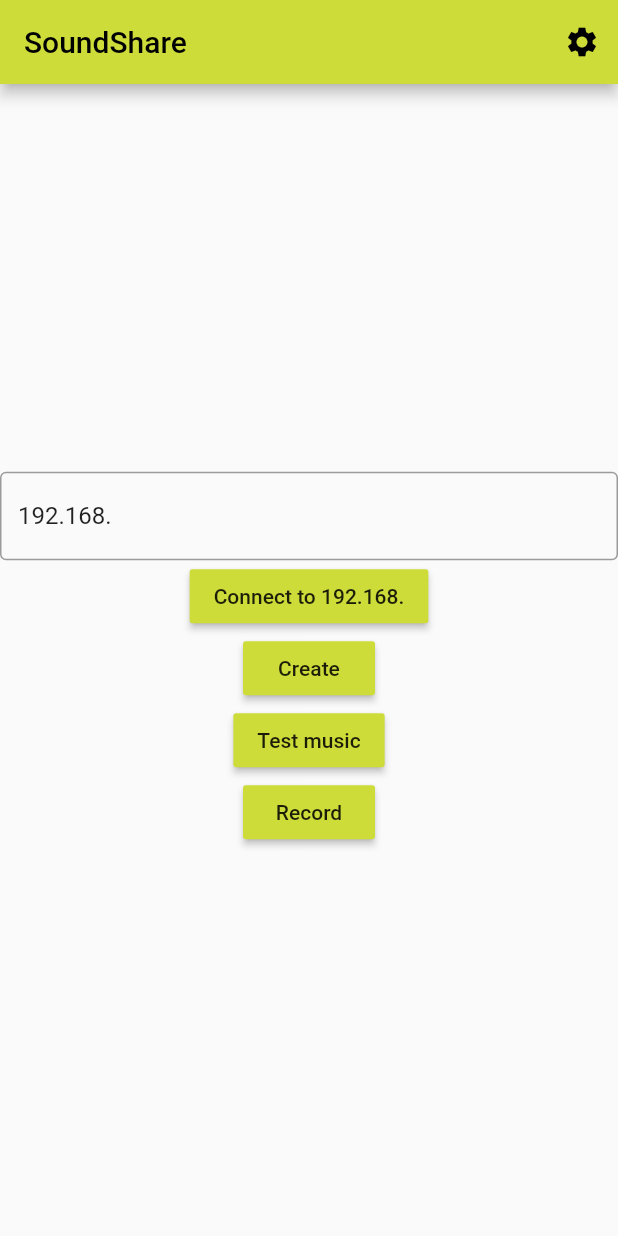
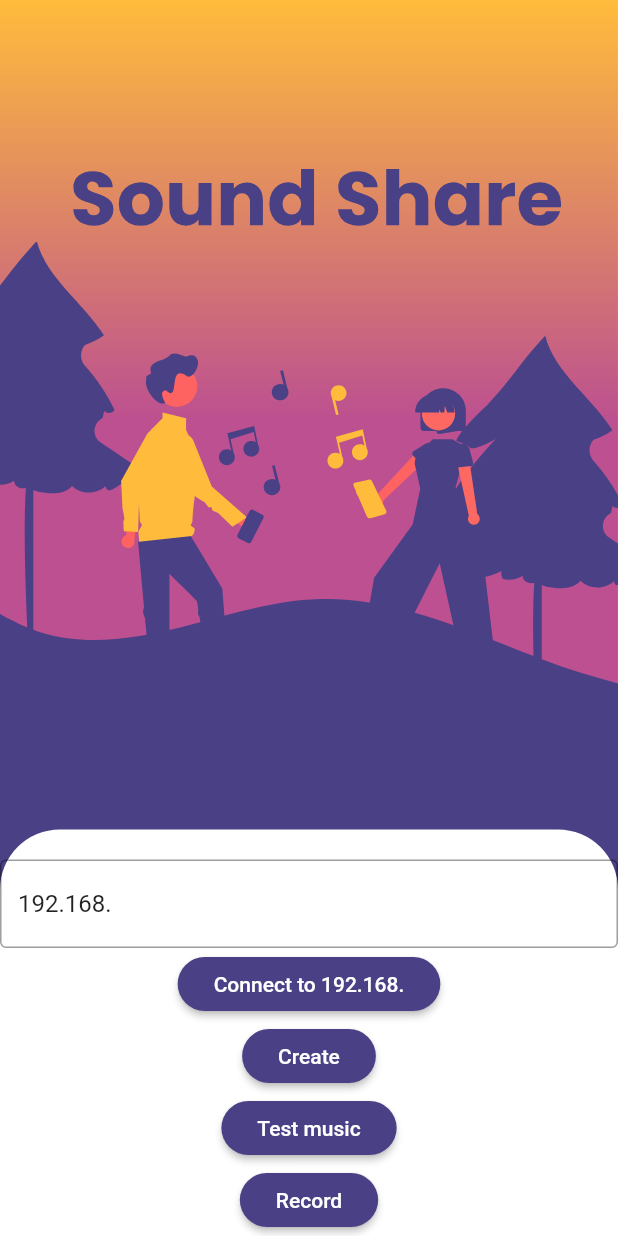
Before and after one commit to SpeeritX/SoundShare, a Flutter app: the screen it shows after launch, on a phone screen of 412 x 824 dp. Run offline on Flutter 3.47's test engine with Material 2 defaults, Android fonts, the phone set to English and light mode, and no system bars; our stand-ins replace file_picker, flutter_svg, freezed_annotation, just_audio, logger, rxdart; missing offline and left inert: id3, media_info, noise_meter, security_scoped_resource.

Commit message:
Add background to the main page

```diff
--- a/lib/main.dart
+++ b/lib/main.dart
@@ -14,8 +14,10 @@ class MyApp extends StatelessWidget {
     return MaterialApp(
       title: 'SoundShare',
       theme: ThemeData(
-        primarySwatch: AppColors.primary,
-      ),
+          buttonTheme: const ButtonThemeData(
+        buttonColor: AppColors.primary,
+        textTheme: ButtonTextTheme.primary,
+      )),
       home: const SplashScreen(),
     );
   }
--- a/lib/ui/screens/home/home_screen.dart
+++ b/lib/ui/screens/home/home_screen.dart
@@ -1,10 +1,11 @@
 import 'package:flutter/material.dart';
+import 'package:flutter_svg/svg.dart';
 import 'package:sound_share/domain/network/p2p/p2p_network.dart';
 import 'package:sound_share/ui/screens/home/record_screen.dart';
 import 'package:sound_share/ui/screens/player/music_test_screen.dart';
 import 'package:sound_share/ui/screens/player/player_screen.dart';
-import 'package:sound_share/ui/screens/settings/settings_screen.dart';
-import 'package:sound_share/ui/widgets/buttons/primary_full_button.dart';
+
+import '../../widgets/buttons/primary_full_button.dart';
 
 class HomeScreen extends StatefulWidget {
   const HomeScreen({Key? key}) : super(key: key);
@@ -31,24 +32,28 @@ class _HomeScreenState extends State<HomeScreen> {
   @override
   Widget build(BuildContext context) {
     return Scaffold(
-      appBar: AppBar(
-        title: const Text("SoundShare"),
-        actions: [
-          IconButton(
-            onPressed: () {
-              Navigator.of(context).push(MaterialPageRoute(
-                  builder: (context) => const SettingsScreen()));
-            },
-            icon: const Icon(Icons.settings),
-          )
-        ],
+      body: Stack(
+        // alignment: Alignment.topCenter,
+        children: <Widget>[
+          Positioned.fill(
+            child: SvgPicture.asset(
+              'assets/MainPage.svg',
+              alignment: Alignment.topCenter,
+              fit: BoxFit.cover,
             ),
-      body: SizedBox(
-        width: double.infinity,
+          ),
+          Positioned.fill(
+            child: Align(
+              alignment: Alignment.bottomCenter,
+              child: Container(
+                padding: const EdgeInsets.only(top: 20),
+                decoration: const BoxDecoration(
+                    color: Colors.white,
+                    borderRadius: BorderRadius.only(
+                        topLeft: Radius.circular(40),
+                        topRight: Radius.circular(40))),
                 child: Column(
-          mainAxisSize: MainAxisSize.max,
-          mainAxisAlignment: MainAxisAlignment.center,
-          crossAxisAlignment: CrossAxisAlignment.center,
+                  mainAxisSize: MainAxisSize.min,
                   children: [
                     TextField(
                       controller: _ipController,
@@ -89,6 +94,10 @@ class _HomeScreenState extends State<HomeScreen> {
                   ],
                 ),
               ),
+            ),
+          ),
+        ],
+      ),
     );
   }
 
--- a/lib/ui/style/app_colors.dart
+++ b/lib/ui/style/app_colors.dart
@@ -1,9 +1,19 @@
 import 'package:flutter/material.dart';
 
 class AppColors {
-
   // Not allowed to create an instance
   AppColors._();
 
-  static const MaterialColor primary = Colors.lime;
+  static const primary = MaterialColor(0xff494085, <int, Color>{
+    50: Color(0xff494085),
+    100: Color(0xff494085),
+    200: Color(0xff494085),
+    300: Color(0xff494085),
+    400: Color(0xff494085),
+    500: Color(0xff494085),
+    600: Color(0xff494085),
+    700: Color(0xff494085),
+    800: Color(0xff494085),
+    900: Color(0xff494085),
+  });
 }
--- a/lib/ui/widgets/buttons/primary_full_button.dart
+++ b/lib/ui/widgets/buttons/primary_full_button.dart
@@ -16,6 +16,9 @@ class PrimaryFullButton extends StatelessWidget {
     return MaterialButton(
       onPressed: onPressed,
       color: AppColors.primary,
+      shape: RoundedRectangleBorder(
+        borderRadius: BorderRadius.circular(18.0),
+      ),
       child: child,
     );
   }
--- a/pubspec.yaml
+++ b/pubspec.yaml
@@ -50,6 +50,7 @@ dependencies:
   json_annotation: ^4.7.0
   path: ^1.8.2
   noise_meter: ^3.1.0
+  flutter_svg: ^1.1.6
 
 dev_dependencies:
   flutter_test:
@@ -78,9 +79,8 @@ flutter:
   uses-material-design: true
 
   # To add assets to your application, add an assets section, like this:
-  # assets:
-  #   - images/a_dot_burr.jpeg
-  #   - images/a_dot_ham.jpeg
+  assets:
+    - assets/
 
   # An image asset can refer to one or more resolution-specific "variants", see
   # https://flutter.dev/assets-and-images/#resolution-aware
```
Also changed, not shown: assets/MainPage.svg (added), pubspec.lock. Lines whose indentation alone changed are shown as unchanged.
